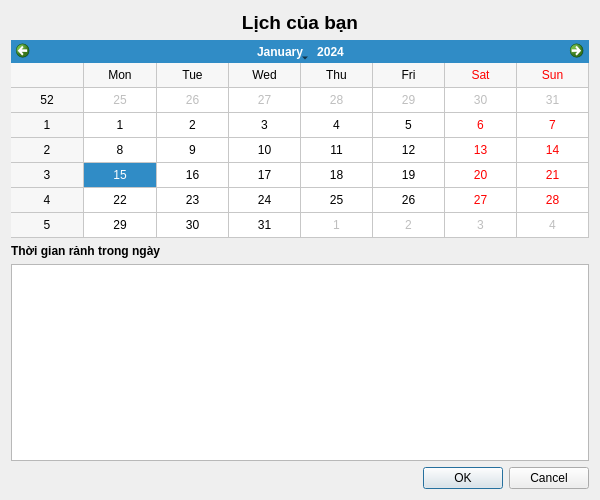
This is src/views/teacherviews/viewtimeslotsdialog.ui in HuyenTranggg/Meeting_Scheduler_App as Qt 5 draws it before an edit. The edited form follows.
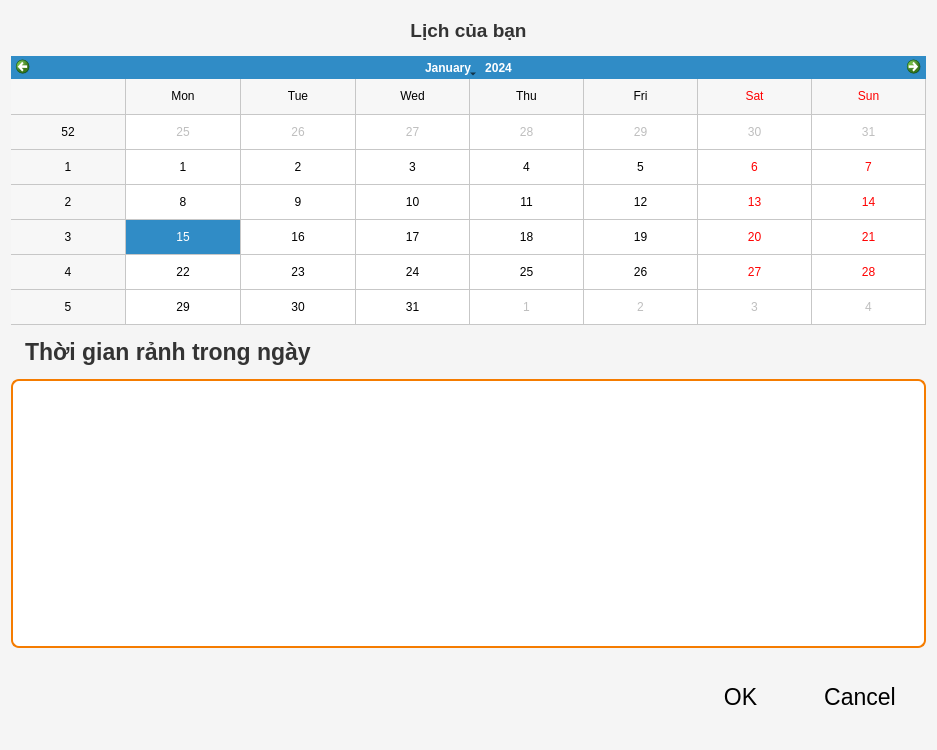
This is the edited form.

Commit message: style lai giao dien

```diff
--- a/src/views/teacherviews/viewtimeslotsdialog.ui
+++ b/src/views/teacherviews/viewtimeslotsdialog.ui
@@ -6,13 +6,49 @@
    <rect>
     <x>0</x>
     <y>0</y>
-    <width>600</width>
-    <height>500</height>
+    <width>937</width>
+    <height>750</height>
    </rect>
   </property>
   <property name="windowTitle">
    <string>Lịch thời gian rảnh</string>
   </property>
+  <property name="styleSheet">
+   <string notr="true">
+    QDialog {
+        background-color: #f5f5f5;
+        font-family: 'Segoe UI', Arial;
+    }
+    QLabel {
+        color: #333333;
+        font-size: 17pt;
+        padding: 8px;
+    }
+    QListWidget {
+        background-color: white;
+        border: 2px solid #f57c00;
+        border-radius: 8px;
+        font-size: 14pt;
+        padding: 10px;
+    }
+    QListWidget::item {
+        padding: 12px;
+        margin: 4px;
+        border-bottom: 1px solid #e0e0e0;
+    }
+    QListWidget::item:selected {
+        background-color: #f57c00;
+        color: white;
+        border-radius: 6px;
+    }
+    QPushButton {
+        font-size: 17pt;
+        padding: 15px 30px;
+        border-radius: 8px;
+        min-height: 55px;
+    }
+   </string>
+  </property>
   <layout class="QVBoxLayout" name="verticalLayout">
    <item>
     <widget class="QLabel" name="titleLabel">
```
The commit also changes 26 other files.
